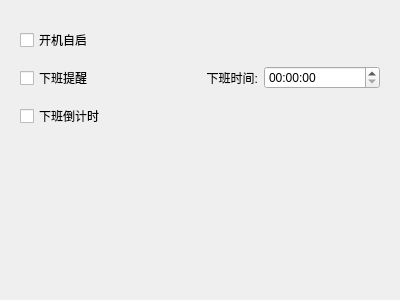
The window that UsefulFunction/mainfuncwgt.ui (littleHorse12138/lyhAssistant) describes before a commit, drawn with Qt 5.
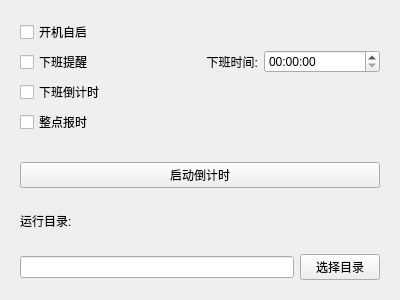
The same window after the commit.

Diff of the .ui file:
```diff
--- a/UsefulFunction/mainfuncwgt.ui
+++ b/UsefulFunction/mainfuncwgt.ui
@@ -51,11 +51,45 @@
         </property>
        </widget>
       </item>
+      <item row="3" column="0">
+       <widget class="QCheckBox" name="m_pCBOnTImeAlarm">
+        <property name="text">
+         <string>整点报时</string>
+        </property>
+       </widget>
+      </item>
      </layout>
     </widget>
    </item>
    <item>
-    <widget class="QWidget" name="widget_2" native="true"/>
+    <widget class="QWidget" name="widget_2" native="true">
+     <layout class="QGridLayout" name="gridLayout_2">
+      <item row="0" column="0" colspan="2">
+       <widget class="QPushButton" name="m_pBtnCountDown">
+        <property name="text">
+         <string>启动倒计时</string>
+        </property>
+       </widget>
+      </item>
+      <item row="2" column="1">
+       <widget class="QPushButton" name="m_pBtnChooseReleaseBtn">
+        <property name="text">
+         <string>选择目录</string>
+        </property>
+       </widget>
+      </item>
+      <item row="2" column="0">
+       <widget class="QLineEdit" name="m_pLEReleasePath"/>
+      </item>
+      <item row="1" column="0">
+       <widget class="QLabel" name="label_2">
+        <property name="text">
+         <string>运行目录:</string>
+        </property>
+       </widget>
+      </item>
+     </layout>
+    </widget>
    </item>
   </layout>
  </widget>
```
Left out of the diff: 14 changed lines with no effect on the pictures.
